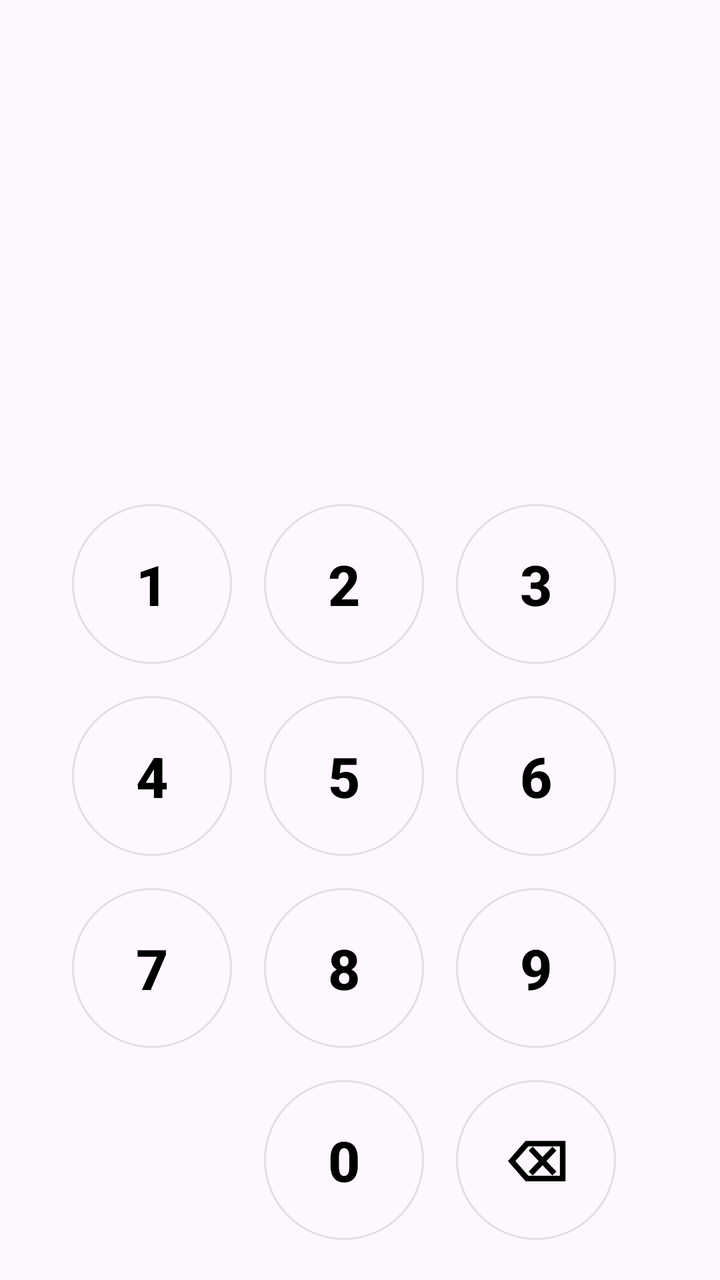
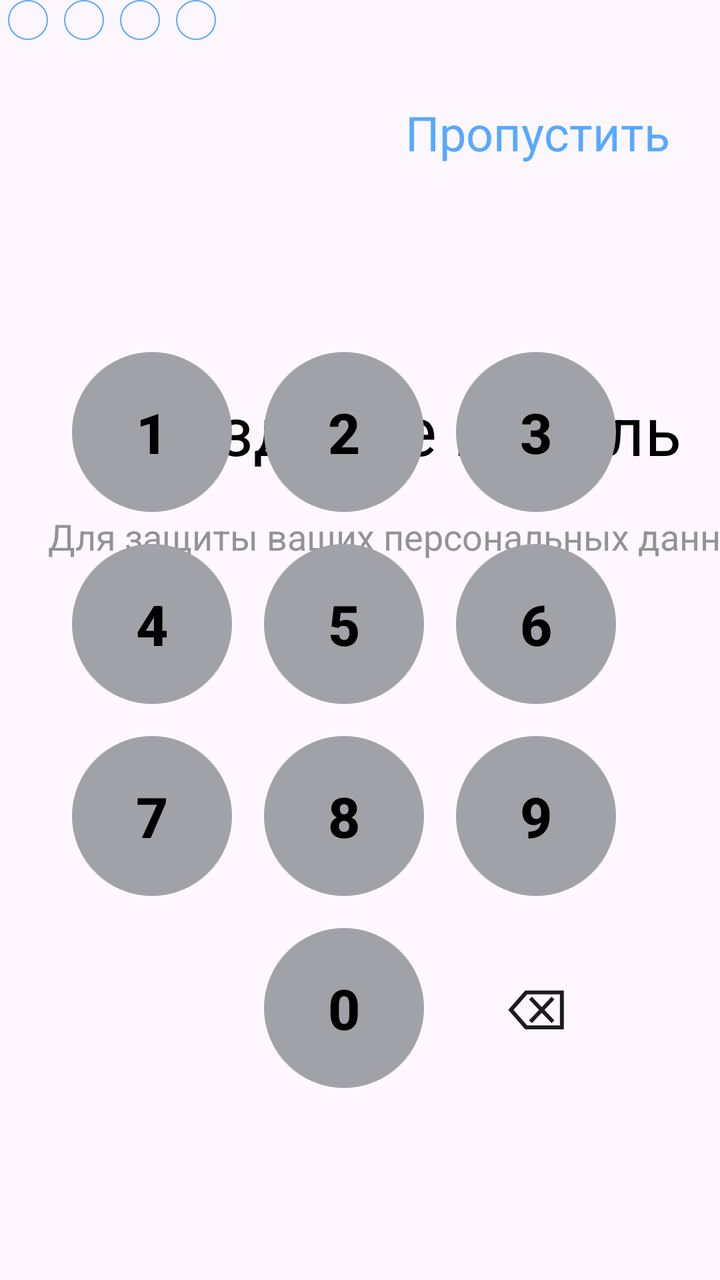

Compare the two renders of this Android layout. The source of the first and the diff that turns it into the second are given below.
<!-- AndroidManifest.xml: application theme Theme.Pr24_rmp_gudochkina -->
<!-- res/layout/activity_creating_password.xml -->
<?xml version="1.0" encoding="utf-8"?>
<androidx.constraintlayout.widget.ConstraintLayout xmlns:android="http://schemas.android.com/apk/res/android"
    xmlns:app="http://schemas.android.com/apk/res-auto"
    xmlns:tools="http://schemas.android.com/tools"
    android:id="@+id/main"
    android:layout_width="match_parent"
    android:layout_height="match_parent"
    tools:context=".CreatingPasswordActivity">
    
    <androidx.constraintlayout.widget.ConstraintLayout
        android:id="@+id/keyboardContainer"
        android:layout_width="match_parent"
        android:layout_height="wrap_content"
        android:layout_marginBottom="20dp"
        app:layout_constraintBottom_toBottomOf="parent"
        app:layout_constraintStart_toStartOf="parent"
        app:layout_constraintEnd_toEndOf="parent">

        
        <Button
            android:id="@+id/btn1"
            android:layout_width="80dp"
            android:layout_height="80dp"
            android:text="1"
            android:textSize="28sp"
            style="@style/NumberButton"
            app:layout_constraintTop_toTopOf="parent"
            app:layout_constraintEnd_toStartOf="@id/btn2"
            app:layout_constraintStart_toStartOf="parent"
            app:layout_constraintHorizontal_chainStyle="packed" />

        <Button
            android:id="@+id/btn2"
            android:layout_width="80dp"
            android:layout_height="80dp"
            android:text="2"
            android:textSize="28sp"
            style="@style/NumberButton"
            android:layout_marginStart="16dp"
            android:layout_marginEnd="16dp"
            app:layout_constraintTop_toTopOf="@id/btn1"
            app:layout_constraintStart_toEndOf="@id/btn1"
            app:layout_constraintEnd_toStartOf="@id/btn3" />

        <Button
            android:id="@+id/btn3"
            android:layout_width="80dp"
            android:layout_height="80dp"
            android:text="3"
            android:textSize="28sp"
            style="@style/NumberButton"
            android:layout_marginEnd="16dp"
            app:layout_constraintTop_toTopOf="@id/btn1"
            app:layout_constraintStart_toEndOf="@id/btn2"
            app:layout_constraintEnd_toEndOf="parent" />

        
        <Button
            android:id="@+id/btn4"
            android:layout_width="80dp"
            android:layout_height="80dp"
            android:text="4"
            android:textSize="28sp"
            style="@style/NumberButton"
            android:layout_marginTop="16dp"
            app:layout_constraintTop_toBottomOf="@id/btn1"
            app:layout_constraintStart_toStartOf="@id/btn1" />

        <Button
            android:id="@+id/btn5"
            android:layout_width="80dp"
            android:layout_height="80dp"
            android:text="5"
            android:textSize="28sp"
            style="@style/NumberButton"
            android:layout_marginTop="16dp"
            app:layout_constraintTop_toBottomOf="@id/btn2"
            app:layout_constraintStart_toStartOf="@id/btn2" />

        <Button
            android:id="@+id/btn6"
            android:layout_width="80dp"
            android:layout_height="80dp"
            android:text="6"
            android:textSize="28sp"
            style="@style/NumberButton"
            android:layout_marginTop="16dp"
            app:layout_constraintTop_toBottomOf="@id/btn3"
            app:layout_constraintStart_toStartOf="@id/btn3" />

        
        <Button
            android:id="@+id/btn7"
            android:layout_width="80dp"
            android:layout_height="80dp"
            android:text="7"
            android:textSize="28sp"
            style="@style/NumberButton"
            android:layout_marginTop="16dp"
            app:layout_constraintTop_toBottomOf="@id/btn4"
            app:layout_constraintStart_toStartOf="@id/btn4" />

        <Button
            android:id="@+id/btn8"
            android:layout_width="80dp"
            android:layout_height="80dp"
            android:text="8"
            android:textSize="28sp"
            style="@style/NumberButton"
            android:layout_marginTop="16dp"
            app:layout_constraintTop_toBottomOf="@id/btn5"
            app:layout_constraintStart_toStartOf="@id/btn5" />

        <Button
            android:id="@+id/btn9"
            android:layout_width="80dp"
            android:layout_height="80dp"
            android:text="9"
            android:textSize="28sp"
            style="@style/NumberButton"
            android:layout_marginTop="16dp"
            app:layout_constraintTop_toBottomOf="@id/btn6"
            app:layout_constraintStart_toStartOf="@id/btn6" />

        
        <View
            android:id="@+id/emptySpace"
            android:layout_width="80dp"
            android:layout_height="80dp"
            android:layout_marginTop="16dp"
            app:layout_constraintTop_toBottomOf="@id/btn7"
            app:layout_constraintStart_toStartOf="@id/btn7" />

        <Button
            android:id="@+id/btn0"
            android:layout_width="80dp"
            android:layout_height="80dp"
            android:text="0"
            android:textSize="28sp"
            style="@style/NumberButton"
            android:layout_marginTop="16dp"
            app:layout_constraintTop_toBottomOf="@id/btn8"
            app:layout_constraintStart_toStartOf="@id/btn8" />

        <Button
            android:id="@+id/btnDelete"
            android:layout_width="80dp"
            android:layout_height="80dp"
            android:text="⌫"
            android:textSize="28sp"
            style="@style/NumberButton"
            android:layout_marginTop="16dp"
            app:layout_constraintTop_toBottomOf="@id/btn9"
            app:layout_constraintStart_toStartOf="@id/btn9" />

    </androidx.constraintlayout.widget.ConstraintLayout>
</androidx.constraintlayout.widget.ConstraintLayout>
<!-- resources referenced by this layout -->
<resources>
  <style name="NumberButton">
          <item name="android:background">@drawable/number_button_background</item>
          <item name="android:textColor">@android:color/black</item>
          <item name="android:textStyle">bold</item>
          <item name="android:minWidth">0dp</item>
          <item name="android:minHeight">0dp</item>
          <item name="android:insetTop">0dp</item>
          <item name="android:insetBottom">0dp</item>
      </style>
  <style name="Theme.Pr24_rmp_gudochkina" parent="Base.Theme.Pr24_rmp_gudochkina" />
  <!-- drawable number_button_background (drawable) -->
  <?xml version="1.0" encoding="utf-8"?>
  <shape xmlns:android="http://schemas.android.com/apk/res/android"
      android:shape="oval">
      <solid android:color="@android:color/transparent" />
      <stroke
          android:width="1dp"
          android:color="#E0E0E0" />
  </shape>
  <style name="Base.Theme.Pr24_rmp_gudochkina" parent="Theme.Material3.DayNight.NoActionBar">
          
          
      </style>
</resources>

<!-- the commit's change to res/layout/activity_creating_password.xml (unified diff, before → after) -->
@@ -6,152 +6,225 @@
     android:layout_width="match_parent"
     android:layout_height="match_parent"
     tools:context=".CreatingPasswordActivity">
-    
+
+    <TextView
+        android:id="@+id/tvAnalyzes4"
+        android:layout_width="wrap_content"
+        android:layout_height="wrap_content"
+        android:layout_marginStart="68dp"
+        android:layout_marginTop="192dp"
+        android:text="@string/create_password"
+        android:textColor="@color/black"
+        android:textSize="34sp"
+        app:layout_constraintStart_toStartOf="parent"
+        app:layout_constraintTop_toTopOf="parent" />
+
+    <TextView
+        android:id="@+id/tvAnalyzes5"
+        android:layout_width="wrap_content"
+        android:layout_height="wrap_content"
+        android:layout_marginStart="24dp"
+        android:layout_marginTop="256dp"
+        android:text="@string/description_password"
+        android:textColor="@color/grey"
+        android:textSize="18sp"
+        app:layout_constraintStart_toStartOf="parent"
+        app:layout_constraintTop_toTopOf="parent" />
+
+    <TextView
+        android:id="@+id/buttonSkip2"
+        android:layout_width="wrap_content"
+        android:layout_height="wrap_content"
+        android:layout_marginTop="50dp"
+        android:layout_marginEnd="25dp"
+        android:clickable="true"
+        android:focusable="true"
+        android:text="@string/skip"
+        android:textColor="@color/blue"
+        android:textSize="24sp"
+        app:layout_constraintEnd_toEndOf="parent"
+        app:layout_constraintTop_toTopOf="parent" />
+
+    <LinearLayout
+        android:id="@+id/pageIndicator"
+        android:layout_width="wrap_content"
+        android:layout_height="wrap_content"
+        android:gravity="center"
+        android:orientation="horizontal"
+        tools:layout_editor_absoluteX="148dp"
+        tools:layout_editor_absoluteY="336dp">
+
+        <View
+            android:id="@+id/dot1"
+            android:layout_width="20dp"
+            android:layout_height="20dp"
+            android:layout_marginHorizontal="4dp"
+            android:background="@drawable/dot_outline" />
+
+        <View
+            android:id="@+id/dot2"
+            android:layout_width="20dp"
+            android:layout_height="20dp"
+            android:layout_marginHorizontal="4dp"
+            android:background="@drawable/dot_outline" />
+
+        <View
+            android:id="@+id/dot3"
+            android:layout_width="20dp"
+            android:layout_height="20dp"
+            android:layout_marginHorizontal="4dp"
+            android:background="@drawable/dot_outline" />
+
+        <View
+            android:id="@+id/dot3"
+            android:layout_width="20dp"
+            android:layout_height="20dp"
+            android:layout_marginHorizontal="4dp"
+            android:background="@drawable/dot_outline" />
+    </LinearLayout>
+
     <androidx.constraintlayout.widget.ConstraintLayout
         android:id="@+id/keyboardContainer"
         android:layout_width="match_parent"
         android:layout_height="wrap_content"
-        android:layout_marginBottom="20dp"
+        android:layout_marginBottom="96dp"
         app:layout_constraintBottom_toBottomOf="parent"
-        app:layout_constraintStart_toStartOf="parent"
-        app:layout_constraintEnd_toEndOf="parent">
-
-        
-        <Button
+        app:layout_constraintEnd_toEndOf="parent"
+        app:layout_constraintHorizontal_bias="0.0"
+        app:layout_constraintStart_toStartOf="parent">
+
+        <android.widget.Button
             android:id="@+id/btn1"
+            style="@style/NumberButton"
             android:layout_width="80dp"
             android:layout_height="80dp"
             android:text="1"
             android:textSize="28sp"
-            style="@style/NumberButton"
-            app:layout_constraintTop_toTopOf="parent"
             app:layout_constraintEnd_toStartOf="@id/btn2"
+            app:layout_constraintHorizontal_chainStyle="packed"
             app:layout_constraintStart_toStartOf="parent"
-            app:layout_constraintHorizontal_chainStyle="packed" />
-
-        <Button
+            app:layout_constraintTop_toTopOf="parent" />
+
+        <android.widget.Button
             android:id="@+id/btn2"
-            android:layout_width="80dp"
-            android:layout_height="80dp"
-            android:text="2"
-            android:textSize="28sp"
-            style="@style/NumberButton"
+            style="@style/NumberButton"
+            android:layout_width="80dp"
+            android:layout_height="80dp"
             android:layout_marginStart="16dp"
             android:layout_marginEnd="16dp"
-            app:layout_constraintTop_toTopOf="@id/btn1"
+            android:text="2"
+            android:textSize="28sp"
+            app:layout_constraintEnd_toStartOf="@id/btn3"
             app:layout_constraintStart_toEndOf="@id/btn1"
-            app:layout_constraintEnd_toStartOf="@id/btn3" />
-
-        <Button
+            app:layout_constraintTop_toTopOf="@id/btn1" />
+
+        <android.widget.Button
             android:id="@+id/btn3"
-            android:layout_width="80dp"
-            android:layout_height="80dp"
+            style="@style/NumberButton"
+            android:layout_width="80dp"
+            android:layout_height="80dp"
+            android:layout_marginEnd="16dp"
             android:text="3"
             android:textSize="28sp"
-            style="@style/NumberButton"
-            android:layout_marginEnd="16dp"
-            app:layout_constraintTop_toTopOf="@id/btn1"
+            app:layout_constraintEnd_toEndOf="parent"
             app:layout_constraintStart_toEndOf="@id/btn2"
-            app:layout_constraintEnd_toEndOf="parent" />
-
-        
-        <Button
+            app:layout_constraintTop_toTopOf="@id/btn1" />
+
+        <android.widget.Button
             android:id="@+id/btn4"
-            android:layout_width="80dp"
-            android:layout_height="80dp"
+            style="@style/NumberButton"
+            android:layout_width="80dp"
+            android:layout_height="80dp"
+            android:layout_marginTop="16dp"
             android:text="4"
             android:textSize="28sp"
-            style="@style/NumberButton"
-            android:layout_marginTop="16dp"
-            app:layout_constraintTop_toBottomOf="@id/btn1"
-            app:layout_constraintStart_toStartOf="@id/btn1" />
-
-        <Button
+            app:layout_constraintStart_toStartOf="@id/btn1"
+            app:layout_constraintTop_toBottomOf="@id/btn1" />
+
+        <android.widget.Button
             android:id="@+id/btn5"
-            android:layout_width="80dp"
-            android:layout_height="80dp"
+            style="@style/NumberButton"
+            android:layout_width="80dp"
+            android:layout_height="80dp"
+            android:layout_marginTop="16dp"
             android:text="5"
             android:textSize="28sp"
-            style="@style/NumberButton"
-            android:layout_marginTop="16dp"
-            app:layout_constraintTop_toBottomOf="@id/btn2"
-            app:layout_constraintStart_toStartOf="@id/btn2" />
-
-        <Button
+            app:layout_constraintStart_toStartOf="@id/btn2"
+            app:layout_constraintTop_toBottomOf="@id/btn2" />
+
+        <android.widget.Button
             android:id="@+id/btn6"
-            android:layout_width="80dp"
-            android:layout_height="80dp"
+            style="@style/NumberButton"
+            android:layout_width="80dp"
+            android:layout_height="80dp"
+            android:layout_marginTop="16dp"
             android:text="6"
             android:textSize="28sp"
-            style="@style/NumberButton"
-            android:layout_marginTop="16dp"
-            app:layout_constraintTop_toBottomOf="@id/btn3"
-            app:layout_constraintStart_toStartOf="@id/btn3" />
-
-        
-        <Button
+            app:layout_constraintStart_toStartOf="@id/btn3"
+            app:layout_constraintTop_toBottomOf="@id/btn3" />
+
+        <android.widget.Button
             android:id="@+id/btn7"
-            android:layout_width="80dp"
-            android:layout_height="80dp"
+            style="@style/NumberButton"
+            android:layout_width="80dp"
+            android:layout_height="80dp"
+            android:layout_marginTop="16dp"
             android:text="7"
             android:textSize="28sp"
-            style="@style/NumberButton"
-            android:layout_marginTop="16dp"
-            app:layout_constraintTop_toBottomOf="@id/btn4"
-            app:layout_constraintStart_toStartOf="@id/btn4" />
-
-        <Button
+            app:layout_constraintStart_toStartOf="@id/btn4"
+            app:layout_constraintTop_toBottomOf="@id/btn4" />
+
+        <android.widget.Button
             android:id="@+id/btn8"
-            android:layout_width="80dp"
-            android:layout_height="80dp"
+            style="@style/NumberButton"
+            android:layout_width="80dp"
+            android:layout_height="80dp"
+            android:layout_marginTop="16dp"
             android:text="8"
             android:textSize="28sp"
-            style="@style/NumberButton"
-            android:layout_marginTop="16dp"
-            app:layout_constraintTop_toBottomOf="@id/btn5"
-            app:layout_constraintStart_toStartOf="@id/btn5" />
-
-        <Button
+            app:layout_constraintStart_toStartOf="@id/btn5"
+            app:layout_constraintTop_toBottomOf="@id/btn5" />
+
+        <android.widget.Button
             android:id="@+id/btn9"
-            android:layout_width="80dp"
-            android:layout_height="80dp"
+            style="@style/NumberButton"
+            android:layout_width="80dp"
+            android:layout_height="80dp"
+            android:layout_marginTop="16dp"
             android:text="9"
             android:textSize="28sp"
-            style="@style/NumberButton"
-            android:layout_marginTop="16dp"
-            app:layout_constraintTop_toBottomOf="@id/btn6"
-            app:layout_constraintStart_toStartOf="@id/btn6" />
-
-        
+            app:layout_constraintStart_toStartOf="@id/btn6"
+            app:layout_constraintTop_toBottomOf="@id/btn6" />
+
         <View
             android:id="@+id/emptySpace"
             android:layout_width="80dp"
             android:layout_height="80dp"
             android:layout_marginTop="16dp"
-            app:layout_constraintTop_toBottomOf="@id/btn7"
-            app:layout_constraintStart_toStartOf="@id/btn7" />
-
-        <Button
+            app:layout_constraintStart_toStartOf="@id/btn7"
+            app:layout_constraintTop_toBottomOf="@id/btn7" />
+
+        <android.widget.Button
             android:id="@+id/btn0"
-            android:layout_width="80dp"
-            android:layout_height="80dp"
+            style="@style/NumberButton"
+            android:layout_width="80dp"
+            android:layout_height="80dp"
+            android:layout_marginTop="16dp"
             android:text="0"
             android:textSize="28sp"
-            style="@style/NumberButton"
-            android:layout_marginTop="16dp"
-            app:layout_constraintTop_toBottomOf="@id/btn8"
-            app:layout_constraintStart_toStartOf="@id/btn8" />
-
-        <Button
+            app:layout_constraintStart_toStartOf="@id/btn8"
+            app:layout_constraintTop_toBottomOf="@id/btn8" />
+
+        <android.widget.Button
             android:id="@+id/btnDelete"
             android:layout_width="80dp"
             android:layout_height="80dp"
-            android:text="⌫"
-            android:textSize="28sp"
-            style="@style/NumberButton"
-            android:layout_marginTop="16dp"
-            app:layout_constraintTop_toBottomOf="@id/btn9"
-            app:layout_constraintStart_toStartOf="@id/btn9" />
+            android:layout_marginTop="16dp"
+            android:text="@string/back"
+            android:textSize="28sp"
+            android:background=""
+            app:layout_constraintStart_toStartOf="@id/btn9"
+            app:layout_constraintTop_toBottomOf="@id/btn9" />
 
     </androidx.constraintlayout.widget.ConstraintLayout>
 </androidx.constraintlayout.widget.ConstraintLayout>
<!-- resource entries referenced after the edit -->
@@ -1,27 +1,56 @@
 <!-- resources referenced by this layout -->
 <resources>
+  <color name="black">#FF000000</color>
+  <color name="blue">#57A9FF</color>
+  <color name="grey">#939396</color>
+  <!-- drawable dot_outline (drawable) -->
+  <shape xmlns:android="http://schemas.android.com/apk/res/android"
+      android:shape="oval">
+      <stroke
+          android:width="2px"
+          android:color="@color/blue"/>
+      <solid android:color="@android:color/transparent"/>
+      <size android:width="10dp" android:height="10dp"/>
+  </shape>
+  <string name="back">⌫</string>
+  <string name="create_password">Создайте пароль</string>
+  <string name="description_password">Для защиты ваших персональных данных</string>
+  <string name="skip">Пропустить</string>
   <style name="NumberButton">
           <item name="android:background">@drawable/number_button_background</item>
-          <item name="android:textColor">@android:color/black</item>
+          <item name="android:textColor">@color/number_button_text_color</item>
           <item name="android:textStyle">bold</item>
           <item name="android:minWidth">0dp</item>
           <item name="android:minHeight">0dp</item>
           <item name="android:insetTop">0dp</item>
           <item name="android:insetBottom">0dp</item>
+          
+          <item name="android:stateListAnimator">@null</item>
+          <item name="android:elevation">0dp</item>
+          <item name="android:letterSpacing">0</item>
       </style>
   <style name="Theme.Pr24_rmp_gudochkina" parent="Base.Theme.Pr24_rmp_gudochkina" />
   <!-- drawable number_button_background (drawable) -->
   <?xml version="1.0" encoding="utf-8"?>
-  <shape xmlns:android="http://schemas.android.com/apk/res/android"
-      android:shape="oval">
-      <solid android:color="@android:color/transparent" />
-      <stroke
-          android:width="1dp"
-          android:color="#E0E0E0" />
-  </shape>
+  <selector xmlns:android="http://schemas.android.com/apk/res/android">
+      
+      <item android:state_pressed="true">
+          <shape android:shape="oval">
+              <solid android:color="@color/blue" />
+          </shape>
+      </item>
+  
+      
+      <item>
+          <shape android:shape="oval">
+              <solid android:color="@color/gray3" />
+          </shape>
+      </item>
+  </selector>
   <style name="Base.Theme.Pr24_rmp_gudochkina" parent="Theme.Material3.DayNight.NoActionBar">
           
           
       </style>
+  <color name="gray3">#A1A2A8</color>
 </resources>
 
